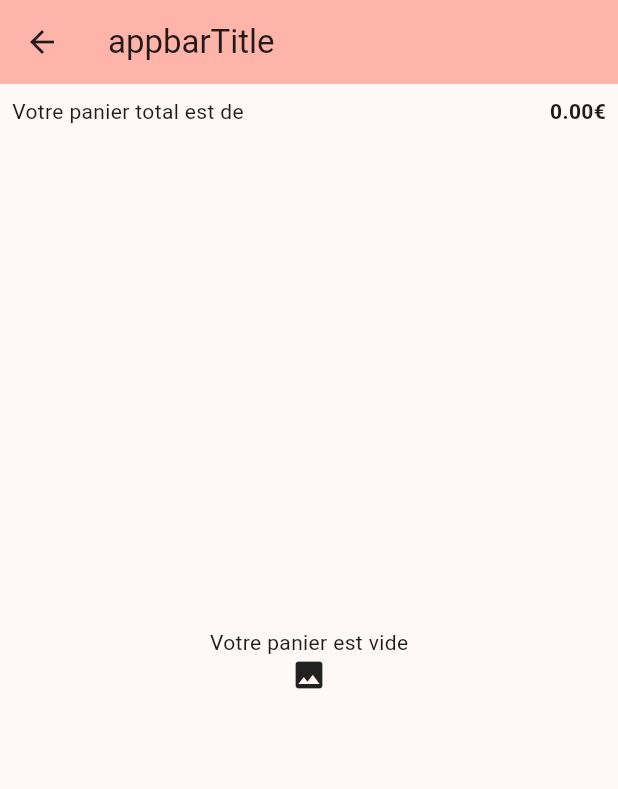
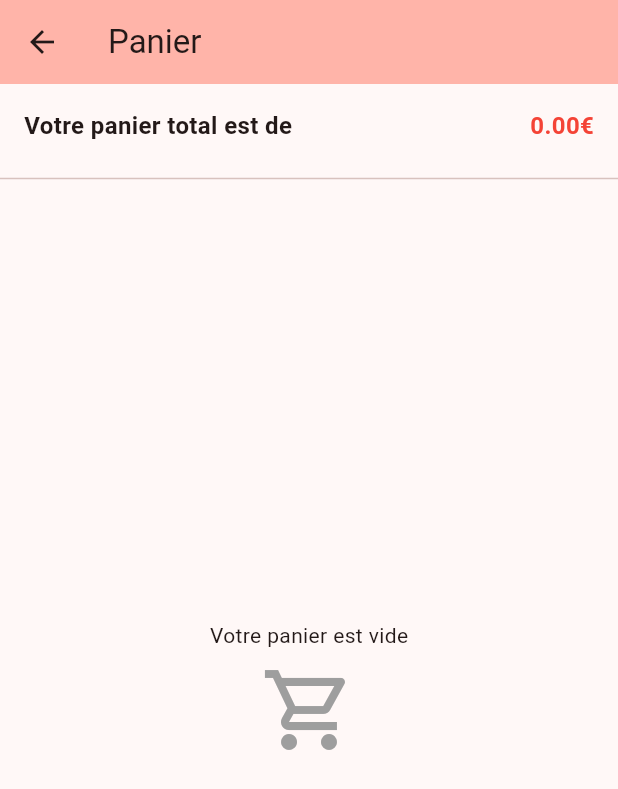
Before and after one commit to LM28000/esilv_shop, a Flutter app: the CartPage screen opened by its route, on a phone screen of 412 x 824 dp. Shown: the top 789 px of the screen. Run offline on Flutter 3.47's test engine with Material 3 defaults, Android fonts, the phone set to English and light mode, and no system bars; our stand-ins replace flutter_riverpod, go_router, riverpod_annotation; generated files the repository leaves out were written again; network calls fail.

Commit message:
Cart page implementation

```diff
--- a/esilv_shop_26-main/lib/model/cart.dart
+++ b/esilv_shop_26-main/lib/model/cart.dart
@@ -12,7 +12,9 @@ class Cart extends _$Cart {
   void addProduct(Product product) {
     state = [...state, product];
   }
-  void removeProduct(Product product) {
-    state = state.where((element) => element.id != product.id).toList();
+  void removeProduct(int index) {
+    state = List<Product>.from(state)..removeAt(index);
   }
+  String get priceInEuros =>
+      "${(state.fold<num>(0, (prv, actual) => prv + actual.price)).toStringAsFixed(2)}€";
 }
--- a/esilv_shop_26-main/lib/model/product.dart
+++ b/esilv_shop_26-main/lib/model/product.dart
@@ -5,6 +5,7 @@ class Product {
   final String category;
   final String image;
   final num price;
+  final double rating;
 
   //Constructeur avec les paramètres nommés "required"
   Product({
@@ -14,6 +15,7 @@ class Product {
     required this.price,
     required this.category,
     required this.description,
+    required this.rating,
   });
 
   @override
@@ -33,10 +35,13 @@ class Product {
       'category': this.category,
       'image': this.image,
       'price': this.price,
+      'rating': {'rate': this.rating},
     };
   }
 
   factory Product.fromMap(Map<String, dynamic> map) {
+    final ratingMap = map['rating'] as Map<String, dynamic>?;
+    final rate = (ratingMap?['rate'] as num?)?.toDouble() ?? 0.0;
     return Product(
       id: map['id'] as int,
       title: map['title'] as String,
@@ -44,6 +49,7 @@ class Product {
       category: map['category'] as String,
       image: map['image'] as String,
       price: map['price'] as num,
+      rating: rate,
     );
   }
 }
--- a/esilv_shop_26-main/lib/page/cart_page.dart
+++ b/esilv_shop_26-main/lib/page/cart_page.dart
@@ -1,33 +1,94 @@
 import 'package:flutter/material.dart';
+import 'package:flutter_riverpod/flutter_riverpod.dart';
+import '../model/cart.dart';
 
-class CartPage extends StatelessWidget {
+class CartPage extends ConsumerWidget {
   const CartPage({super.key});
 
   @override
-  Widget build(BuildContext context) {
+  Widget build(BuildContext context, WidgetRef ref) {
+    final cartProducts = ref.watch(cartProvider);
+    final cartNotifier = ref.read(cartProvider.notifier);
+
     return Scaffold(
       appBar: AppBar(
         backgroundColor: Theme.of(context).colorScheme.inversePrimary,
-        title: Text('appbarTitle'),
+        title: Text('Panier'),
       ),
-      body: Stack(
+      body: Column(
         children: [
           Padding(
-            padding: const EdgeInsets.all(8.0),
+            padding: const EdgeInsets.all(16.0),
             child: Row(
               mainAxisAlignment: MainAxisAlignment.spaceBetween,
               children: [
-                Text("Votre panier total est de"),
-                Text("0.00€", style: TextStyle(fontWeight: FontWeight.bold)),
+                Text(
+                  "Votre panier total est de",
+                  style: TextStyle(fontSize: 16, fontWeight: FontWeight.bold),
+                ),
+                Text(
+                  cartNotifier.priceInEuros,
+                  style: TextStyle(
+                    fontSize: 16,
+                    fontWeight: FontWeight.bold,
+                    color: Colors.red,
+                  ),
+                ),
               ],
             ),
           ),
-          Center(
-            child: Column(
-              mainAxisAlignment: MainAxisAlignment.center,
-              children: [Text("Votre panier est vide"), Icon(Icons.image)],
+          Divider(),
+          Expanded(
+            child: cartProducts.isEmpty
+                ? Center(
+              child: Column(
+                mainAxisAlignment: MainAxisAlignment.center,
+                children: [
+                  Text("Votre panier est vide"),
+                  const SizedBox(height: 8),
+                  Icon(
+                    Icons.shopping_cart_outlined,
+                    size: 64,
+                    color: Colors.grey,
+                  ),
+                ],
+              ),
+            )
+                : ListView.builder(
+              itemCount: cartProducts.length,
+              itemBuilder: (context, index) {
+                final product = cartProducts[index];
+                return ListTile(
+                  leading: Image.network(product.image, width: 50),
+                  title: Text(product.title, maxLines: 1),
+                  subtitle: Text(product.getPrice()),
+                  trailing: IconButton(
+                    icon: Icon(Icons.delete, color: Colors.red),
+                    onPressed: () {
+                      cartNotifier.removeProduct(index);
+                    },
+                  ),
+                );
+              },
             ),
           ),
+          Padding(
+            padding: const EdgeInsets.all(16.0),
+            child: SizedBox(
+              width: double.infinity,
+              child: cartProducts.isNotEmpty
+                  ? FilledButton(
+                onPressed: () {
+                  ScaffoldMessenger.of(context).showSnackBar(
+                    SnackBar(content: Text("Commande validée !")),
+                  );
+                },
+                child: Text("Commander"),
+    )
+                : const SizedBox.shrink(),
+              ),
+            ),
+
         ],
       ),
     );
--- a/esilv_shop_26-main/lib/page/list_product_page.dart
+++ b/esilv_shop_26-main/lib/page/list_product_page.dart
@@ -5,7 +5,6 @@ import 'package:flutter/material.dart';
 import 'package:flutter_riverpod/flutter_riverpod.dart';
 import 'package:go_router/go_router.dart';
 import 'package:http/http.dart';
-import 'package:provider/provider.dart';
 
 import '../model/cart.dart';
 
@@ -18,7 +17,7 @@ class ListProductPage extends ConsumerWidget {
         backgroundColor: Theme.of(context).colorScheme.inversePrimary,
         title: Text('appbarTitle'),
         actions: [
-          IconButton(onPressed: () {}, icon: Badge.count(
+          IconButton(onPressed: () {context.go('/cart');}, icon: Badge.count(
               child: Icon(Icons.shopping_cart_outlined),
               count: ref.watch(cartProvider).length
           ))
```
Also changed, not shown: esilv_shop_26-main/lib/page/detail_product_page.dart (+13 -1 lines), 1 other file.
